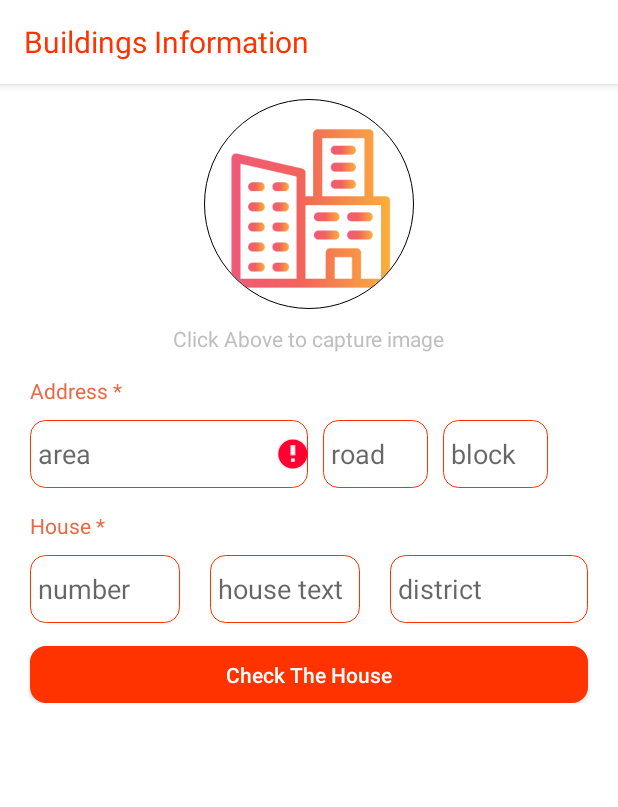
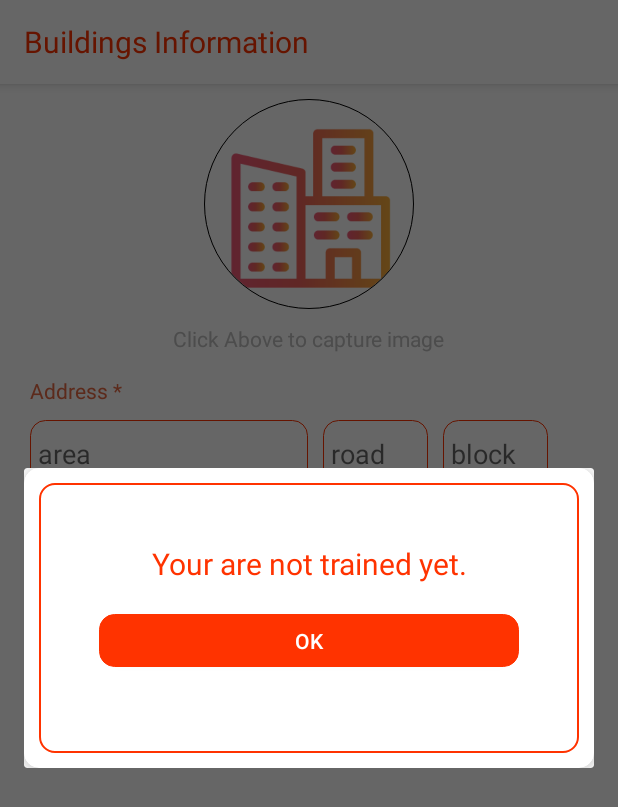
Before and after one commit to rokkhibd/RokkhiBrokers, an Android app: the AddBuildingActivity screen opened directly, with no data from a screen before it, after a tap on "Check The House", on a phone screen of 412 x 824 dp. Shown: the top 807 px of the screen. Run offline under Robolectric (Android 15) with nearby library versions, the phone set to English and light mode, and no system bars; our stand-ins replace CircleImageView, Firebase (no records; nobody signed in at launch, a user with empty details on screens opened directly); libraries missing offline, so code that uses them is left out: com.github.ybq.android, com.vansuita.pickimage; plain views replace SpinKitView; 6 statements that could not run were skipped.

Commit message:
Check trained or not

```diff
--- a/app/src/main/java/com/rokkhi/brokers/MainActivity.java
+++ b/app/src/main/java/com/rokkhi/brokers/MainActivity.java
@@ -34,6 +34,7 @@ import com.google.firebase.firestore.FirebaseFirestore;
 import com.google.firebase.firestore.FirebaseFirestoreException;
 import com.google.firebase.iid.FirebaseInstanceId;
 import com.google.firebase.iid.InstanceIdResult;
+
 import com.mf.library.OnCallBack;
 import com.mf.library.UpdateChecker;
 import com.rokkhi.brokers.Model.FWorkers;
@@ -260,9 +261,9 @@ public class MainActivity extends AppCompatActivity implements View.OnClickListe
                     if (users.getThumb()!=null){
                         if(!users.getThumb().isEmpty() && !users.getThumb().equals("none")){
 
-                            Glide.with(getApplicationContext()).load(users.getThumb())
+                            Glide.with(getApplicationContext()).load(users.getThumb()).fitCenter()
                                     .error(R.drawable.error_icon).into(userPic);
-                            userPic.setRotation(90f);
+                            //userPic.setRotation(90f);
 
                         }
                     }
--- a/app/src/main/java/com/rokkhi/brokers/Model/FWorkers.java
+++ b/app/src/main/java/com/rokkhi/brokers/Model/FWorkers.java
@@ -20,6 +20,7 @@ public class FWorkers {
 
 
     public FWorkers() {
+
     }
 
     public FWorkers(String user_id, String fw_nid, String fw_phone, String fw_university, String fw_address, Date created_at, Date updated_at, boolean trained, List<String> u_array, List<String> atoken, List<String> itoken) {
--- a/app/src/main/java/com/rokkhi/brokers/Ui/AddBuildingActivity.java
+++ b/app/src/main/java/com/rokkhi/brokers/Ui/AddBuildingActivity.java
@@ -53,6 +53,7 @@ import com.rokkhi.brokers.Model.AllStringValues;
 import com.rokkhi.brokers.Model.FBPeople;
 import com.rokkhi.brokers.Model.FBuildings;
 import com.rokkhi.brokers.Model.FWorkerBuilding;
+import com.rokkhi.brokers.Model.FWorkers;
 import com.rokkhi.brokers.R;
 import com.rokkhi.brokers.Utils.Normalfunc;
 import com.rokkhi.brokers.Utils.StringAdapter;
@@ -194,6 +195,7 @@ public class AddBuildingActivity extends AppCompatActivity {
 
         allStringValues = new AllStringValues();
 
+
         adapter = new ArrayAdapter<String>(this, android.R.layout.simple_dropdown_item_1line, allStringValues.status);
         //b_status.setAdapter(adapter);
 
@@ -209,26 +211,25 @@ public class AddBuildingActivity extends AppCompatActivity {
         //TODO: get the current date
         SimpleDateFormat sdf = new SimpleDateFormat("dd/MM/yyyy");
         currentDate = sdf.format(new Date());
-        //Toast.makeText(AddBuildingActivity.this, currentDate, Toast.LENGTH_SHORT).show();
 
         addInfoButton.setOnClickListener(new View.OnClickListener() {
             @Override
             public void onClick(View v) {
+
+
                 progressBar.setVisibility(View.VISIBLE);
 
                 if (pickedImageUri == null) {
-                   // Toast.makeText(AddBuildingActivity.this, "No Image", Toast.LENGTH_SHORT).show();
                     try {
                         saveBuildingDataInDB();
                     } catch (ParseException e) {
                         e.printStackTrace();
                     }
                 } else {
-                  //  Toast.makeText(AddBuildingActivity.this, "Image", Toast.LENGTH_SHORT).show();
+                    saveImageToStorage();
+                }
 
-                    saveImageToStorage();
 
-                }
 
             }
         });
@@ -401,6 +402,21 @@ public class AddBuildingActivity extends AppCompatActivity {
             @Override
             public void onClick(View v) {
 
+                db.collection(getString(R.string.col_fWorkers)).document(currentUserID).get().addOnCompleteListener(new OnCompleteListener<DocumentSnapshot>() {
+                    @Override
+                    public void onComplete(@NonNull Task<DocumentSnapshot> task) {
+                        if (task.isSuccessful()){
+                            DocumentSnapshot doc=task.getResult();
+
+                            FWorkers fWorkers=task.getResult().toObject(FWorkers.class);
+
+                            boolean train=fWorkers.isTrained();
+
+                            //Check if the guard is trained or not while adding building
+                            if (train==false){
+                                checkTrainOrNot();
+                            }else {
+
                                 if (b_area.length() == 0) {
                                     b_area.setError("Insert the area name");
                                 } else if (b_roadnumber.length() == 0) {
@@ -437,6 +453,15 @@ public class AddBuildingActivity extends AppCompatActivity {
                                     //b_code.setText(totalHouseCode);
                                     checkTheHouseAvailability(totalCode);
                                 }
+
+
+                            }
+                        }
+                    }
+                });
+
+
+
 
             }
         });
@@ -1267,4 +1292,29 @@ public class AddBuildingActivity extends AppCompatActivity {
 
         });
     }
+
+    public void checkTrainOrNot(){
+        AlertDialog.Builder alert = new AlertDialog.Builder(AddBuildingActivity.this);
+        View view = getLayoutInflater().inflate(R.layout.trained_untrained_layout, null);
+
+        Button btn = view.findViewById(R.id.btn);
+        TextView txt = view.findViewById(R.id.txt);
+        alert.setView(view);
+
+        final AlertDialog alertDialog1 = alert.create();
+        alertDialog1.setCanceledOnTouchOutside(false);
+        alertDialog1.show();
+
+        btn.setOnClickListener(new View.OnClickListener() {
+            @Override
+            public void onClick(View v) {
+
+                alertDialog1.dismiss();
+                Intent intent=new Intent(AddBuildingActivity.this,MyHomeActivity.class);
+                startActivity(intent);
+                //relativeLayout.setVisibility(View.GO);
             }
+        });
+    }
+
+}
--- a/app/src/main/java/com/rokkhi/brokers/Ui/FworkerProfileActivity.java
+++ b/app/src/main/java/com/rokkhi/brokers/Ui/FworkerProfileActivity.java
@@ -702,6 +702,7 @@ public class FworkerProfileActivity extends AppCompatActivity implements View.On
             List<String> itoken = fWorkers.getItoken();
 
             fWorkers = new FWorkers(userId, fw_nid, fphone, fw_uni, fw_address, date, date, false, u_array, atoken, itoken);
+
             db.collection("fWorkers").document(userId)
                     .set(fWorkers)
                     .addOnCompleteListener(new OnCompleteListener<Void>() {
--- a/app/src/main/java/com/rokkhi/brokers/Ui/UpdateBldngInfoActivity.java
+++ b/app/src/main/java/com/rokkhi/brokers/Ui/UpdateBldngInfoActivity.java
@@ -8,6 +8,7 @@ import android.graphics.Color;
 import android.graphics.drawable.ColorDrawable;
 import android.net.Uri;
 import android.os.Bundle;
+import android.util.Log;
 import android.view.View;
 import android.widget.AdapterView;
 import android.widget.ArrayAdapter;
@@ -193,7 +194,8 @@ public class UpdateBldngInfoActivity extends AppCompatActivity implements View.O
                     flat_floor.setText(String.valueOf(fBuildings.getFlatperfloor()));
                     house_address.setText(fBuildings.getB_address());
                     flat_format.setText(fBuildings.getFlatformat());
-                    Glide.with(UpdateBldngInfoActivity.this).load(fBuildings.getB_imageUrl().get(0)).fitCenter().placeholder(R.drawable.building).into(houseImage);
+
+                    Glide.with(UpdateBldngInfoActivity.this).load(fBuildings.getB_imageUrl()).placeholder(R.drawable.building).into(houseImage);
 
 
                     String status=fBuildings.getStatus().toString();
@@ -333,6 +335,7 @@ public class UpdateBldngInfoActivity extends AppCompatActivity implements View.O
     }
 
     public void showMessageAlertDialogue(){
+
         AlertDialog.Builder alert = new AlertDialog.Builder(UpdateBldngInfoActivity.this);
         View view = getLayoutInflater().inflate(R.layout.status_done_layout, null);
 
--- a/app/src/main/res/layout/activity_fworker_profile.xml
+++ b/app/src/main/res/layout/activity_fworker_profile.xml
@@ -151,7 +151,7 @@
         <EditText
             android:id="@+id/fworker_address_housenmbr"
             android:layout_width="100dp"
-            android:layout_height="38dp"
+            android:layout_height="45dp"
             android:layout_below="@id/housetxt"
             android:layout_marginLeft="20dp"
             android:layout_marginTop="15dp"
@@ -164,7 +164,7 @@
         <EditText
             android:id="@+id/fworker_address_roadletter"
             android:layout_width="100dp"
-            android:layout_height="38dp"
+            android:layout_height="45dp"
             android:layout_below="@id/housetxt"
             android:layout_marginLeft="10dp"
             android:layout_marginTop="15dp"
--- /dev/null
+++ b/app/src/main/res/layout/trained_untrained_layout.xml
@@ -0,0 +1,54 @@
+<?xml version="1.0" encoding="utf-8"?>
+<androidx.cardview.widget.CardView xmlns:android="http://schemas.android.com/apk/res/android"
+    xmlns:app="http://schemas.android.com/apk/res-auto"
+    android:orientation="vertical"
+    android:layout_margin="10dp"
+    app:cardElevation="5dp"
+    app:cardCornerRadius="10dp"
+    android:layout_width="match_parent"
+    android:layout_height="200dp">
+
+
+
+    <RelativeLayout
+        android:layout_margin="10dp"
+        android:orientation="vertical"
+        android:background="@drawable/round_edittext"
+        android:layout_width="match_parent"
+        android:layout_height="180dp">
+
+
+        <TextView
+            android:layout_marginTop="40dp"
+            android:layout_marginLeft="10dp"
+            android:layout_marginRight="10dp"
+            android:id="@id/txt"
+            android:textColor="@color/orange"
+            android:textSize="20sp"
+            android:gravity="center_horizontal"
+            android:text="@string/trained_nottrained"
+            android:layout_width="match_parent"
+            android:layout_height="wrap_content"/>
+
+        <Button
+            android:textColor="@color/white"
+            android:id="@+id/btn"
+            android:layout_marginTop="20dp"
+            android:layout_marginLeft="40dp"
+            android:layout_marginRight="40dp"
+            android:background="@drawable/round_edittext2"
+            android:backgroundTint="@color/orange"
+            android:layout_centerHorizontal="true"
+            android:layout_below="@id/txt"
+            android:text="OK"
+            android:layout_width="match_parent"
+            android:layout_height="35dp"/>
+
+
+
+
+
+    </RelativeLayout>
+
+
+</androidx.cardview.widget.CardView>
--- a/app/src/main/res/values/strings.xml
+++ b/app/src/main/res/values/strings.xml
@@ -16,6 +16,8 @@
     <string name="referraldialog"> যার মাধ্যমে আপনার এখানে আসা, তার মোবাইল নাম্বারটি লিখুন</string>
     <string name="ok">Yes</string>
     <string name="error_field_required">This field is required</string>
+    <string name="trained_nottrained">Your are not trained yet.</string>
+
 
     <string name="col_users">users</string>
     <string name="col_fBuildings">fBuildings</string>
```
Also changed, not shown: app/src/main/java/com/rokkhi/brokers/Ui/ProfileFragment.java (+7 -3 lines), app/src/main/res/layout/home_list_layout.xml (+10 -8 lines), app/src/main/res/drawable/presentation.webp (added). Lines whose indentation alone changed are shown as unchanged.
